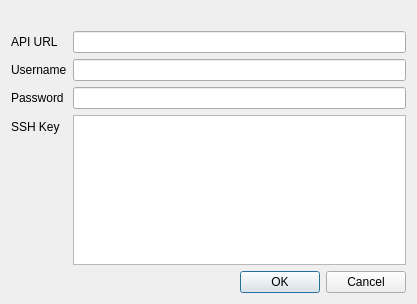
This is settingsdialog.ui in santomet/OpenSupportTool-client as Qt 5 draws it before an edit. The edited form follows.
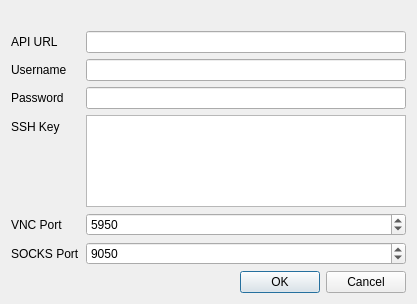
This is the edited form.

Commit message: Forbid VNC port, add proxy to hint

```diff
--- a/settingsdialog.ui
+++ b/settingsdialog.ui
@@ -76,6 +76,46 @@
        </property>
       </widget>
      </item>
+     <item row="5" column="0">
+      <widget class="QLabel" name="label_5">
+       <property name="text">
+        <string>VNC Port</string>
+       </property>
+      </widget>
+     </item>
+     <item row="5" column="1">
+      <widget class="QSpinBox" name="spinBoxVNCPort">
+       <property name="minimum">
+        <number>1</number>
+       </property>
+       <property name="maximum">
+        <number>65535</number>
+       </property>
+       <property name="value">
+        <number>5950</number>
+       </property>
+      </widget>
+     </item>
+     <item row="6" column="0">
+      <widget class="QLabel" name="label_6">
+       <property name="text">
+        <string>SOCKS Port</string>
+       </property>
+      </widget>
+     </item>
+     <item row="6" column="1">
+      <widget class="QSpinBox" name="spinBoxSOCKSPort">
+       <property name="minimum">
+        <number>1</number>
+       </property>
+       <property name="maximum">
+        <number>65535</number>
+       </property>
+       <property name="value">
+        <number>9050</number>
+       </property>
+      </widget>
+     </item>
     </layout>
    </item>
    <item>
```
The commit also changes 2 other files.
